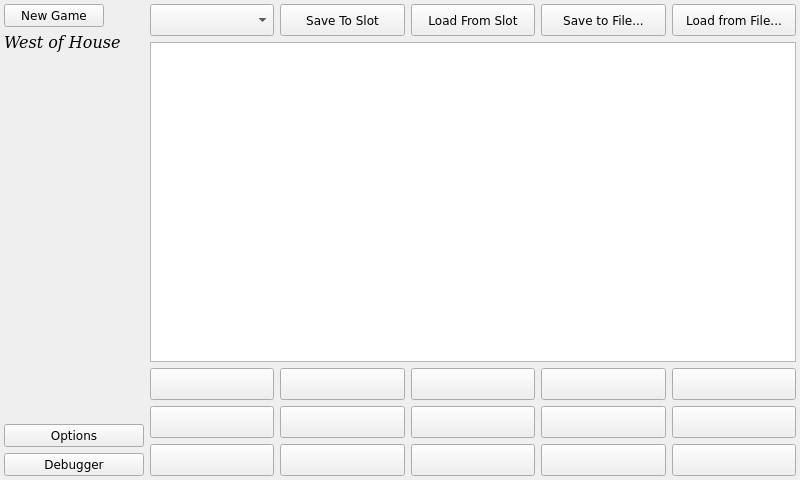
Old version of the form mainwindow.ui in the repository dragontamer8740/TestGameEngine1.
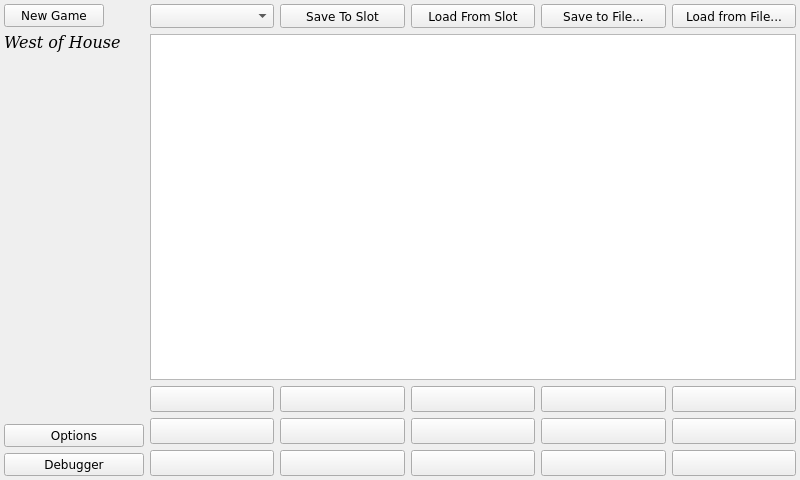
New version of the form. Icons and pictures are not drawn.

Patch:
```diff
--- a/mainwindow.ui
+++ b/mainwindow.ui
@@ -212,7 +212,7 @@
             <property name="minimumSize">
              <size>
               <width>0</width>
-              <height>32</height>
+              <height>24</height>
              </size>
             </property>
             <property name="font">
@@ -245,7 +245,7 @@
             <property name="minimumSize">
              <size>
               <width>0</width>
-              <height>32</height>
+              <height>24</height>
              </size>
             </property>
             <property name="font">
@@ -269,7 +269,7 @@
             <property name="minimumSize">
              <size>
               <width>0</width>
-              <height>32</height>
+              <height>24</height>
              </size>
             </property>
             <property name="font">
@@ -293,7 +293,7 @@
             <property name="minimumSize">
              <size>
               <width>0</width>
-              <height>32</height>
+              <height>24</height>
              </size>
             </property>
             <property name="font">
@@ -317,7 +317,7 @@
             <property name="minimumSize">
              <size>
               <width>0</width>
-              <height>32</height>
+              <height>24</height>
              </size>
             </property>
             <property name="font">
@@ -334,6 +334,12 @@
         </item>
         <item>
          <widget class="QTextBrowser" name="textField">
+          <property name="sizePolicy">
+           <sizepolicy hsizetype="Expanding" vsizetype="Expanding">
+            <horstretch>0</horstretch>
+            <verstretch>0</verstretch>
+           </sizepolicy>
+          </property>
           <property name="font">
            <font>
             <family>Serif</family>
@@ -357,7 +363,7 @@
           <item row="0" column="0">
            <widget class="QPushButton" name="btn0">
             <property name="sizePolicy">
-             <sizepolicy hsizetype="Minimum" vsizetype="Preferred">
+             <sizepolicy hsizetype="Minimum" vsizetype="Fixed">
               <horstretch>0</horstretch>
               <verstretch>0</verstretch>
              </sizepolicy>
@@ -365,7 +371,7 @@
             <property name="minimumSize">
              <size>
               <width>0</width>
-              <height>32</height>
+              <height>26</height>
              </size>
             </property>
             <property name="font">
@@ -389,7 +395,7 @@
             <property name="minimumSize">
              <size>
               <width>0</width>
-              <height>32</height>
+              <height>26</height>
              </size>
             </property>
             <property name="font">
@@ -413,7 +419,7 @@
             <property name="minimumSize">
              <size>
               <width>0</width>
-              <height>32</height>
+              <height>26</height>
              </size>
             </property>
             <property name="font">
@@ -437,7 +443,7 @@
             <property name="minimumSize">
              <size>
               <width>0</width>
-              <height>32</height>
+              <height>26</height>
              </size>
             </property>
             <property name="font">
@@ -461,7 +467,7 @@
             <property name="minimumSize">
              <size>
               <width>0</width>
-              <height>32</height>
+              <height>26</height>
              </size>
             </property>
             <property name="font">
@@ -485,7 +491,7 @@
             <property name="minimumSize">
              <size>
               <width>0</width>
-              <height>32</height>
+              <height>26</height>
              </size>
             </property>
             <property name="font">
@@ -509,7 +515,7 @@
             <property name="minimumSize">
              <size>
               <width>0</width>
-              <height>32</height>
+              <height>26</height>
              </size>
             </property>
             <property name="font">
@@ -533,7 +539,7 @@
             <property name="minimumSize">
              <size>
               <width>0</width>
-              <height>32</height>
+              <height>26</height>
              </size>
             </property>
             <property name="font">
@@ -557,7 +563,7 @@
             <property name="minimumSize">
              <size>
               <width>0</width>
-              <height>32</height>
+              <height>26</height>
              </size>
             </property>
             <property name="font">
@@ -581,7 +587,7 @@
             <property name="minimumSize">
              <size>
               <width>0</width>
-              <height>32</height>
+              <height>26</height>
              </size>
             </property>
             <property name="font">
@@ -605,7 +611,7 @@
             <property name="minimumSize">
              <size>
               <width>0</width>
-              <height>32</height>
+              <height>26</height>
              </size>
             </property>
             <property name="font">
@@ -629,7 +635,7 @@
             <property name="minimumSize">
              <size>
               <width>0</width>
-              <height>32</height>
+              <height>26</height>
              </size>
             </property>
             <property name="font">
@@ -653,7 +659,7 @@
             <property name="minimumSize">
              <size>
               <width>0</width>
-              <height>32</height>
+              <height>26</height>
              </size>
             </property>
             <property name="font">
@@ -677,7 +683,7 @@
             <property name="minimumSize">
              <size>
               <width>0</width>
-              <height>32</height>
+              <height>26</height>
              </size>
             </property>
             <property name="font">
@@ -701,7 +707,7 @@
             <property name="minimumSize">
              <size>
               <width>0</width>
-              <height>32</height>
+              <height>26</height>
              </size>
             </property>
             <property name="font">
```
Left out of the diff: 2 changed lines with no effect on the pictures.
